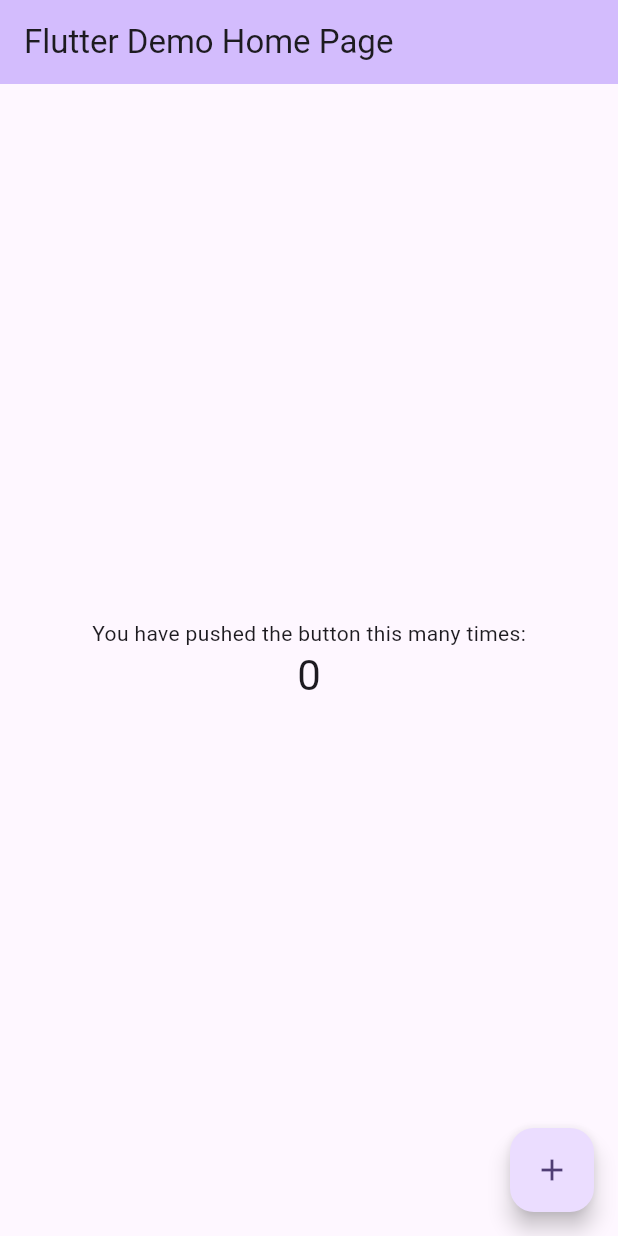
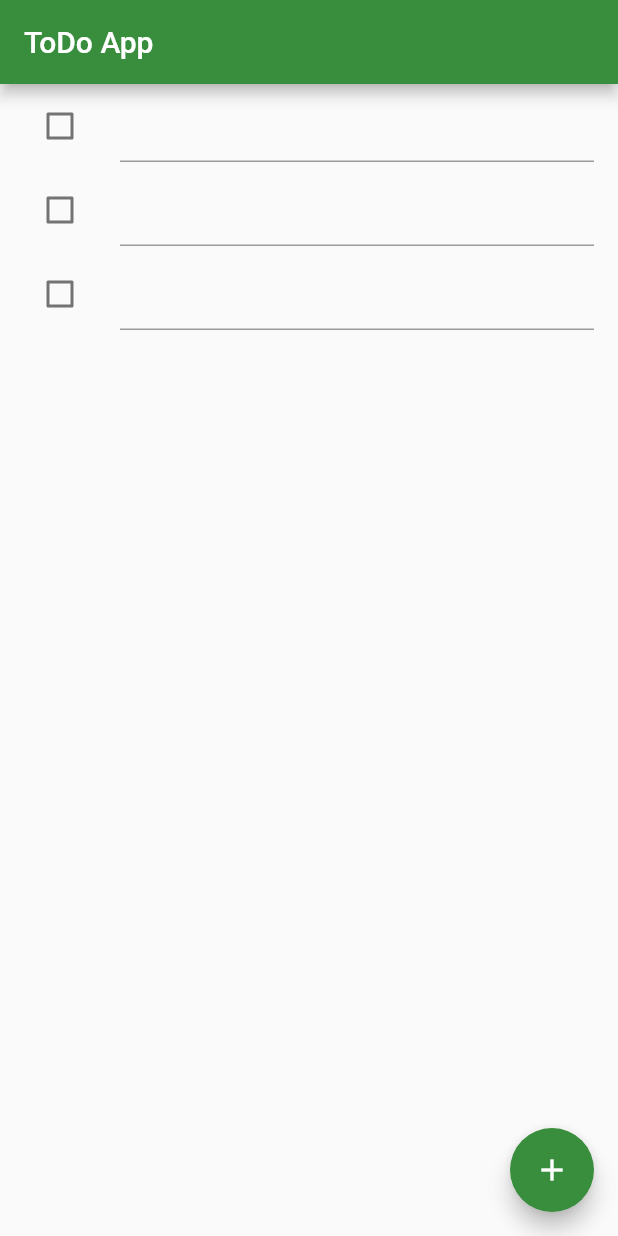
Before and after one commit to adachi-fumiya/flutter-todo, a Flutter app: the screen it shows after launch, on a phone screen of 412 x 824 dp. Run offline on Flutter 3.47's test engine with Material 2 defaults, Android fonts, the phone set to English and light mode, and no system bars.

Commit message:
todo を実装

```diff
--- a/lib/main.dart
+++ b/lib/main.dart
@@ -1,125 +1,86 @@
 import 'package:flutter/material.dart';
+import 'package:todo/todo.dart';
 
 void main() {
-  runApp(const MyApp());
+  // runApp関数でウィジェットツリーのルートとなる。
+  runApp(const App());
 }
 
-class MyApp extends StatelessWidget {
-  const MyApp({super.key});
+class App extends StatelessWidget {
+  const App({Key? key}) : super(key: key);
 
-  // This widget is the root of your application.
+  // stateLessWidget または stateFulWidgetを継承した場合は必ずbuildメソッドをオーバーライドしないといけない。
   @override
   Widget build(BuildContext context) {
-    return MaterialApp(
-      title: 'Flutter Demo',
-      theme: ThemeData(
-        // This is the theme of your application.
-        //
-        // TRY THIS: Try running your application with "flutter run". You'll see
-        // the application has a blue toolbar. Then, without quitting the app,
-        // try changing the seedColor in the colorScheme below to Colors.green
-        // and then invoke "hot reload" (save your changes or press the "hot
-        // reload" button in a Flutter-supported IDE, or press "r" if you used
-        // the command line to start the app).
-        //
-        // Notice that the counter didn't reset back to zero; the application
-        // state is not lost during the reload. To reset the state, use hot
-        // restart instead.
-        //
-        // This works for code too, not just values: Most code changes can be
-        // tested with just a hot reload.
-        colorScheme: ColorScheme.fromSeed(seedColor: Colors.deepPurple),
-        useMaterial3: true,
-      ),
-      home: const MyHomePage(title: 'Flutter Demo Home Page'),
+    return const MaterialApp(
+      home: HomeScreen(),
     );
   }
 }
 
-class MyHomePage extends StatefulWidget {
-  const MyHomePage({super.key, required this.title});
+// 途中で値が変わったらそれを反映させる必要があるのでStatefulWidgetを記載する
+class HomeScreen extends StatefulWidget {
+  const HomeScreen({Key? key}) : super(key: key);
 
-  // This widget is the home page of your application. It is stateful, meaning
-  // that it has a State object (defined below) that contains fields that affect
-  // how it looks.
-
-  // This class is the configuration for the state. It holds the values (in this
-  // case the title) provided by the parent (in this case the App widget) and
-  // used by the build method of the State. Fields in a Widget subclass are
-  // always marked "final".
-
-  final String title;
-
+// StatefulWidgetはWidgetにstateの概念をいれて拡張したもの
+// StatefulWidgetはcreateStateメソッドを持ち、これがStateクラスを返す
   @override
-  State<MyHomePage> createState() => _MyHomePageState();
+  ////stateを継承している型
+  _HomeScreenState createState() => _HomeScreenState();
 }
 
-class _MyHomePageState extends State<MyHomePage> {
-  int _counter = 0;
-
-  void _incrementCounter() {
-    setState(() {
-      // This call to setState tells the Flutter framework that something has
-      // changed in this State, which causes it to rerun the build method below
-      // so that the display can reflect the updated values. If we changed
-      // _counter without calling setState(), then the build method would not be
-      // called again, and so nothing would appear to happen.
-      _counter++;
-    });
-  }
+class _HomeScreenState extends State<HomeScreen> {
+  // 初めに3つTODOリストを作成
+  final _todos = List.generate(
+    3,
+    (index) => ToDo(),
+  );
 
   @override
   Widget build(BuildContext context) {
-    // This method is rerun every time setState is called, for instance as done
-    // by the _incrementCounter method above.
-    //
-    // The Flutter framework has been optimized to make rerunning build methods
-    // fast, so that you can just rebuild anything that needs updating rather
-    // than having to individually change instances of widgets.
+    // scaffold:足場
     return Scaffold(
         appBar: AppBar(
-        // TRY THIS: Try changing the color here to a specific color (to
-        // Colors.amber, perhaps?) and trigger a hot reload to see the AppBar
-        // change color while the other colors stay the same.
-        backgroundColor: Theme.of(context).colorScheme.inversePrimary,
-        // Here we take the value from the MyHomePage object that was created by
-        // the App.build method, and use it to set our appbar title.
-        title: Text(widget.title),
+          title: const Text('ToDo App'),
+          backgroundColor: const Color(0xFF388E3C),
         ),
-      body: Center(
-        // Center is a layout widget. It takes a single child and positions it
-        // in the middle of the parent.
-        child: Column(
-          // Column is also a layout widget. It takes a list of children and
-          // arranges them vertically. By default, it sizes itself to fit its
-          // children horizontally, and tries to be as tall as its parent.
-          //
-          // Column has various properties to control how it sizes itself and
-          // how it positions its children. Here we use mainAxisAlignment to
-          // center the children vertically; the main axis here is the vertical
-          // axis because Columns are vertical (the cross axis would be
-          // horizontal).
-          //
-          // TRY THIS: Invoke "debug painting" (choose the "Toggle Debug Paint"
-          // action in the IDE, or press "p" in the console), to see the
-          // wireframe for each widget.
-          mainAxisAlignment: MainAxisAlignment.center,
-          children: <Widget>[
-            const Text(
-              'You have pushed the button this many times:',
+        // ListView.builder()は基本的なリストを作成する
+        body: ListView.builder(
+          //生成する個数を指定する
+          itemCount: _todos.length,
+
+          // ↓itemBuilderの関数型の定義 Widget型を返す 引数にはこれら↓
+          // IndexedWidgetBuilder = Widget Function(BuildContext context, int index);
+          // CheckboxListTileについて 公式 https://api.flutter.dev/flutter/material/CheckboxListTile-class.html
+          itemBuilder: (BuildContext context, int index) {
+            return ListTile(
+              leading: Checkbox(
+                value: _todos[index].checked,
+                onChanged: (e) {
+                  setState(() {
+                    _todos[index].checked = e; //イベントeを受け取り反映 true, false
+                  });
+                },
               ),
-            Text(
-              '$_counter',
-              style: Theme.of(context).textTheme.headlineMedium,
+              title: TextFormField(
+                style: _todos[index].checked == true
+                    ? const TextStyle(decoration: TextDecoration.lineThrough) // 取り消し線
+                    : const TextStyle(color: Colors.black), // falseの時はただの黒色
               ),
-          ],
-        ),
+            );
+          },
         ),
         floatingActionButton: FloatingActionButton(
-        onPressed: _incrementCounter,
-        tooltip: 'Increment',
           child: const Icon(Icons.add),
-      ), // This trailing comma makes auto-formatting nicer for build methods.
+          backgroundColor: const Color(0xFF388E3C),
+          onPressed: () {
+            // setState()を呼び出すことで裏では再度buildメソッドを呼び出して変更された変数で再描画している
+            setState(() {
+              _todos.add(
+                ToDo(),
               );
+            });
+          },
+        ));
   }
 }
--- /dev/null
+++ b/lib/todo.dart
@@ -0,0 +1,8 @@
+import 'package:flutter/material.dart';
+
+class ToDo {
+  String title;
+  bool? checked;
+
+  ToDo([this.title = "", this.checked = false]);
+}
```
Lines whose indentation alone changed are shown as unchanged.
